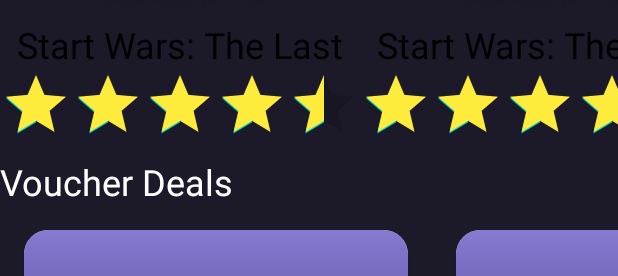
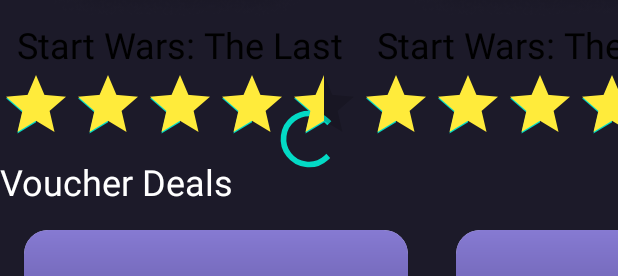
Before and after one commit to rohitjakhar/pro_creator_task, an Android app: the layout fragment_movie_list.xml on its own in the app's theme, with its tools: preview values and no code run, on a phone screen of 412 x 824 dp. Shown: the part 530-806 px from the top of the screen. Run offline under Robolectric (Android 15) with nearby library versions, the phone set to English and light mode, and no system bars.

Commit message:
Handle error and loading in Movie List Screen.

```diff
--- a/app/src/main/java/com/rohitjakhar/procreatortask/ui/home/MovieListViewModel.kt
+++ b/app/src/main/java/com/rohitjakhar/procreatortask/ui/home/MovieListViewModel.kt
@@ -6,6 +6,7 @@ import com.rohitjakhar.procreatortask.data.remote.MovieRepository
 import com.rohitjakhar.procreatortask.utils.Resource
 import dagger.hilt.android.lifecycle.HiltViewModel
 import kotlinx.coroutines.Dispatchers.IO
+import kotlinx.coroutines.delay
 import kotlinx.coroutines.flow.MutableStateFlow
 import kotlinx.coroutines.launch
 import javax.inject.Inject
@@ -22,7 +23,7 @@ class MovieListViewModel @Inject constructor(
         viewModelScope.launch(IO) {
             when (val task = movieRepository.getMovieListRepo()) {
                 is Resource.Empty -> {
-                    _movieListState.value = MovieListState()
+                    _movieListState.value = MovieListState(error = task.message ?: "Movie List Empty")
                 }
                 is Resource.Error -> {
                     _movieListState.value = MovieListState(error = task.message ?: "Unknown Error")
--- a/app/src/main/res/layout/fragment_movie_list.xml
+++ b/app/src/main/res/layout/fragment_movie_list.xml
@@ -91,6 +91,16 @@
                 app:layout_constraintEnd_toEndOf="parent"
                 app:layout_constraintTop_toBottomOf="@id/view_pager_offer" />
 
+            <ProgressBar
+                android:id="@+id/progress_movie_load"
+                android:layout_width="45dp"
+                android:layout_height="45dp"
+                android:visibility="visible"
+                app:layout_constraintEnd_toEndOf="parent"
+                app:layout_constraintStart_toStartOf="parent"
+                app:layout_constraintTop_toTopOf="parent"
+                app:layout_constraintBottom_toBottomOf="parent"
+                />
             <androidx.recyclerview.widget.RecyclerView
                 android:id="@+id/rv_movie_list"
                 android:layout_width="match_parent"
--- a/app/src/main/res/navigation/main_nav.xml
+++ b/app/src/main/res/navigation/main_nav.xml
@@ -3,7 +3,7 @@
     xmlns:app="http://schemas.android.com/apk/res-auto"
     xmlns:tools="http://schemas.android.com/tools"
     android:id="@+id/main_nav"
-    app:startDestination="@id/nav_movie_details_fragment">
+    app:startDestination="@id/nav_home">
 
     <fragment
         android:id="@+id/nav_home"
@@ -21,7 +21,6 @@
         tools:layout="@layout/fragment_movie_details" >
         <argument
             android:name="movie_id"
-            app:argType="string"
-            android:defaultValue="460458" />
+            app:argType="string"/>
     </fragment>
 </navigation>
```
Also changed, not shown: app/src/main/java/com/rohitjakhar/procreatortask/data/remote/MovieRepository.kt (+2 -23 lines), app/src/main/java/com/rohitjakhar/procreatortask/ui/home/MovieListFragment.kt (+8 -3 lines).
